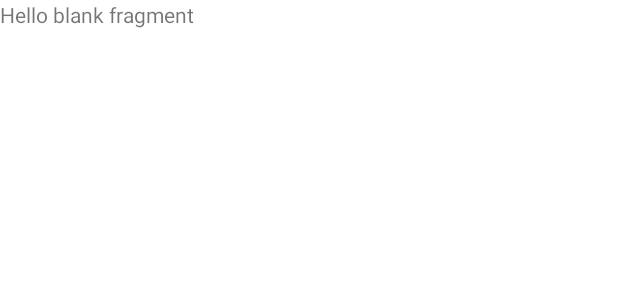
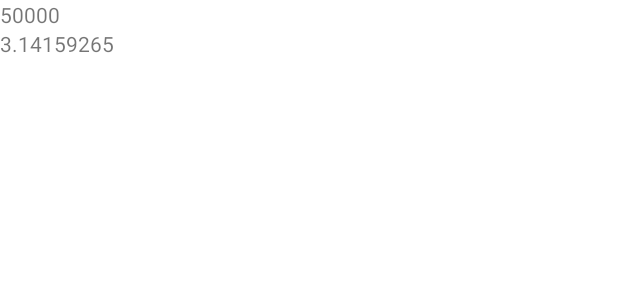
Before and after one commit to Thomasnelson2123/SkyGazers, an Android app: the layout fragment_debug.xml on its own in the app's theme, with its tools: preview values and no code run, on a phone screen of 412 x 824 dp. Shown: the top 300 px of the screen. Run offline under Robolectric (Android 15) with nearby library versions, the phone set to English and light mode, and no system bars.

Commit message:
changed ui layout. added debug

```diff
--- a/app/src/main/res/layout/fragment_debug.xml
+++ b/app/src/main/res/layout/fragment_debug.xml
@@ -1,16 +1,34 @@
 <?xml version="1.0" encoding="utf-8"?>
 <FrameLayout xmlns:android="http://schemas.android.com/apk/res/android"
+    xmlns:app="http://schemas.android.com/apk/res-auto"
     xmlns:tools="http://schemas.android.com/tools"
     android:layout_width="match_parent"
     android:layout_height="match_parent"
     android:background="@color/white"
+
     tools:context=".debug">
 
     <!-- TODO: Update blank fragment layout -->
-    <TextView
+    <androidx.constraintlayout.widget.ConstraintLayout
         android:layout_width="match_parent"
-        android:layout_height="match_parent"
-        android:background="#FFFFFF"
-        android:text="@string/hello_blank_fragment" />
+        android:layout_height="match_parent">
+
+        <TextView
+            android:id="@+id/Elevation"
+            android:layout_width="match_parent"
+            android:layout_height="wrap_content"
+            android:text="50000"
+            app:layout_constraintTop_toTopOf="parent"
+            tools:layout_editor_absoluteX="16dp" />
+
+        <TextView
+            android:id="@+id/Azimuth"
+            android:layout_width="match_parent"
+            android:layout_height="wrap_content"
+            android:text="3.14159265"
+
+            app:layout_constraintTop_toBottomOf="@+id/Elevation" />
+    </androidx.constraintlayout.widget.ConstraintLayout>
+
 
 </FrameLayout>
```
Also changed, not shown: app/src/main/java/com/example/skygazers/SecondFragment.kt (+12 -1 lines), app/src/main/java/com/example/skygazers/debug.kt (deleted, +0 -59 lines), app/src/main/res/layout/fragment_second.xml (+42 -19 lines).
